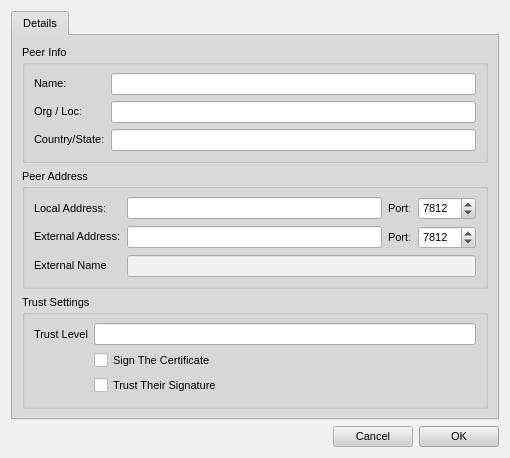
This is retroshare-gui/src/gui/connect/ConfCertDialog.ui in RetroShare/RetroShare as Qt 5 draws it before an edit. The edited form follows.
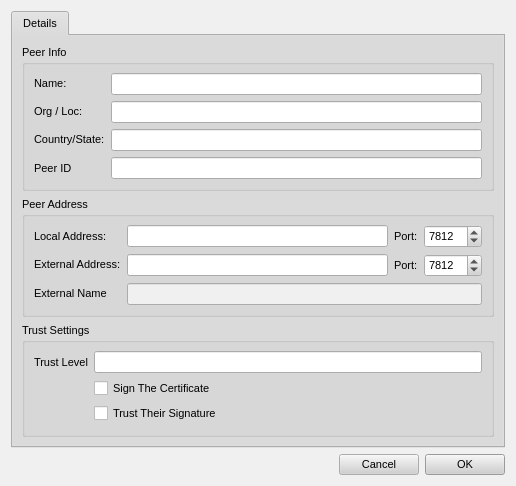
This is the edited form. Icons and pictures are not drawn.

Commit message: added Peer ID to Peer Info dialog

```diff
--- a/retroshare-gui/src/gui/connect/ConfCertDialog.ui
+++ b/retroshare-gui/src/gui/connect/ConfCertDialog.ui
@@ -5,8 +5,8 @@
    <rect>
     <x>0</x>
     <y>0</y>
-    <width>510</width>
-    <height>445</height>
+    <width>516</width>
+    <height>472</height>
    </rect>
   </property>
   <property name="sizePolicy" >
@@ -575,6 +575,20 @@
             </property>
            </widget>
           </item>
+          <item row="3" column="0" >
+           <widget class="QLabel" name="label_6" >
+            <property name="text" >
+             <string>Peer ID</string>
+            </property>
+           </widget>
+          </item>
+          <item row="3" column="1" >
+           <widget class="QLineEdit" name="peerid" >
+            <property name="readOnly" >
+             <bool>true</bool>
+            </property>
+           </widget>
+          </item>
          </layout>
         </widget>
        </item>
```
The commit also changes 1 other file.
